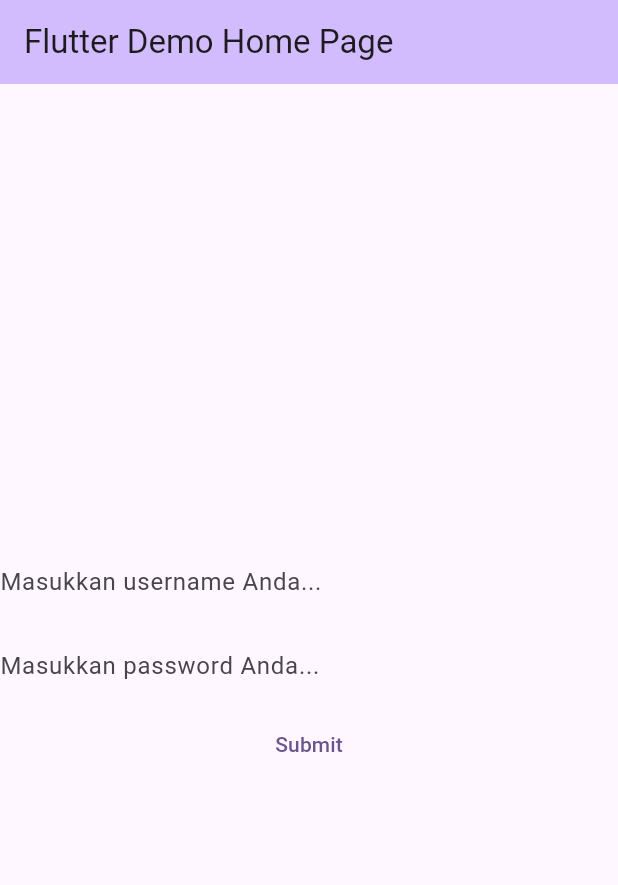
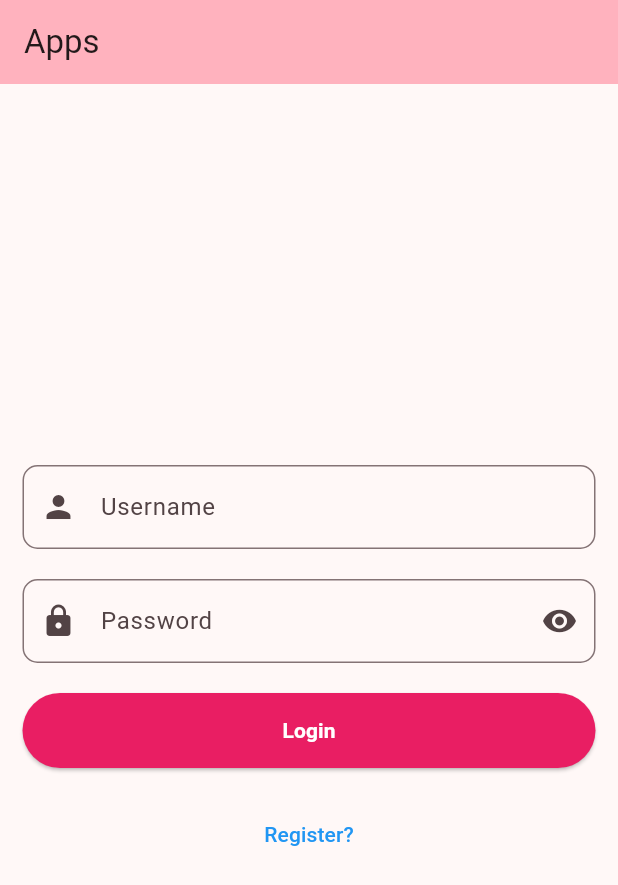
Before and after one commit to ilhmngrh/flutter, a Flutter app: the screen it shows after launch, on a phone screen of 412 x 824 dp. Shown: the top 885 px of the screen. Run offline on Flutter 3.47's test engine with Material 3 defaults, Android fonts, the phone set to English and light mode, and no system bars.

Commit message:
menambahkan file dashboard, login, dan register

```diff
--- a/lib/main.dart
+++ b/lib/main.dart
@@ -1,4 +1,6 @@
 import 'package:flutter/material.dart';
+import 'package:flutter_application_1/Dashboard_Form.dart';
+import 'package:flutter_application_1/Register_Form.dart';
 
 void main() {
   runApp(const MyApp());
@@ -11,27 +13,14 @@ class MyApp extends StatelessWidget {
   @override
   Widget build(BuildContext context) {
     return MaterialApp(
-      title: 'Flutter Demo',
+      title: 'Akhwat Computer',
       theme: ThemeData(
-        // This is the theme of your application.
-        //
-        // TRY THIS: Try running your application with "flutter run". You'll see
-        // the application has a purple toolbar. Then, without quitting the app,
-        // try changing the seedColor in the colorScheme below to Colors.green
-        // and then invoke "hot reload" (save your changes or press the "hot
-        // reload" button in a Flutter-supported IDE, or press "r" if you used
-        // the command line to start the app).
-        //
-        // Notice that the counter didn't reset back to zero; the application
-        // state is not lost during the reload. To reset the state, use hot
-        // restart instead.
-        //
-        // This works for code too, not just values: Most code changes can be
-        // tested with just a hot reload.
-        colorScheme: ColorScheme.fromSeed(seedColor: Colors.deepPurple),
+
+        colorScheme: ColorScheme.fromSeed(seedColor: Colors.pink),
         useMaterial3: true,
       ),
-      home: const MyHomePage(title: 'Flutter Demo Home Page'),
+      home: const MyHomePage(title: 'Apps'),
+      debugShowCheckedModeBanner: false,
     );
   }
 }
@@ -39,14 +28,7 @@ class MyApp extends StatelessWidget {
 class MyHomePage extends StatefulWidget {
   const MyHomePage({super.key, required this.title});
 
-  // This widget is the home page of your application. It is stateful, meaning
-  // that it has a State object (defined below) that contains fields that affect
-  // how it looks.
 
-  // This class is the configuration for the state. It holds the values (in this
-  // case the title) provided by the parent (in this case the App widget) and
-  // used by the build method of the State. Fields in a Widget subclass are
-  // always marked "final".
 
   final String title;
 
@@ -55,7 +37,7 @@ class MyHomePage extends StatefulWidget {
 }
 
 class _MyHomePageState extends State<MyHomePage> {
-  int _counter = 0;
+  bool _obscureText = true;
   TextEditingController username = TextEditingController();
   TextEditingController password = TextEditingController();
 
@@ -69,7 +51,10 @@ class _MyHomePageState extends State<MyHomePage> {
     } else {
       if (username1 == 'admin' && password1 == 'admin123') {
         notifikasi("Selamat datang $username1");
-
+          Navigator.push(
+            context,
+            MaterialPageRoute(builder: (context) => dashboardForm(),),
+          );
       }else{
         notifikasi("Username atau password Anda salah, silakan cek kembali");
       }
@@ -90,61 +75,90 @@ class _MyHomePageState extends State<MyHomePage> {
 
   @override
   Widget build(BuildContext context) {
-    // This method is rerun every time setState is called, for instance as done
-    // by the _incrementCounter method above.
-    //
-    // The Flutter framework has been optimized to make rerunning build methods
-    // fast, so that you can just rebuild anything that needs updating rather
-    // than having to individually change instances of widgets.
+
     return Scaffold(
       appBar: AppBar(
-        // TRY THIS: Try changing the color here to a specific color (to
-        // Colors.amber, perhaps?) and trigger a hot reload to see the AppBar
-        // change color while the other colors stay the same.
+
         backgroundColor: Theme.of(context).colorScheme.inversePrimary,
-        // Here we take the value from the MyHomePage object that was created by
-        // the App.build method, and use it to set our appbar title.
+
         title: Text(widget.title),
       ),
       body: Center(
-        // Center is a layout widget. It takes a single child and positions it
-        // in the middle of the parent.
         child: Column(
-          // Column is also a layout widget. It takes a list of children and
-          // arranges them vertically. By default, it sizes itself to fit its
-          // children horizontally, and tries to be as tall as its parent.
-          //
-          // Column has various properties to control how it sizes itself and
-          // how it positions its children. Here we use mainAxisAlignment to
-          // center the children vertically; the main axis here is the vertical
-          // axis because Columns are vertical (the cross axis would be
-          // horizontal).
-          //
-          // TRY THIS: Invoke "debug painting" (choose the "Toggle Debug Paint"
-          // action in the IDE, or press "p" in the console), to see the
-          // wireframe for each widget.
           mainAxisAlignment: MainAxisAlignment.center,
           children: <Widget>[
-            TextField(
+            Container(
+              padding: EdgeInsets.fromLTRB(15, 10, 15, 10),
+              child: TextField(
                 controller: username,
                 decoration: InputDecoration(
-                border: InputBorder.none,
-                labelText: "Masukkan username Anda...",
+                  labelText: 'Username',
+                  hintText: 'Masukkan username Anda...',
+                  prefixIcon: Icon(Icons.person),
+                  border: OutlineInputBorder(
+                    borderRadius: BorderRadius.circular(10)
+                  )
                 ),
               ),
-            TextField(
+            ),
+            Container(
+              padding: EdgeInsets.fromLTRB(15, 10, 15, 10),
+              child: TextField(
                 controller: password,
-              obscureText: true,
+                obscureText: _obscureText,
                 decoration: InputDecoration(
-                border: InputBorder.none,
-                labelText: "Masukkan password Anda...",
+                  labelText: 'Password',
+                  hintText: 'Masukkan password Anda...',
+                  prefixIcon: Icon(Icons.lock),
+                  suffixIcon: IconButton(
+                    icon: Icon(_obscureText ? Icons.visibility : Icons.visibility_off),
+                    onPressed: () {
+                      setState(() {
+                        _obscureText = !_obscureText;
+                      });
+                    },
+                  ),
+                  border: OutlineInputBorder(
+                    borderRadius: BorderRadius.circular(10)
+                  )
                 ),
               ),
-            TextButton(
+            ),
+            Container(
+              margin: EdgeInsets.fromLTRB(15, 10, 15, 10),
+              width: MediaQuery.of(context).size.width - 20,
+              child: ElevatedButton(
                 onPressed: dapatData,
+                style: ElevatedButton.styleFrom(
+                  primary: Colors.pink,
+                  minimumSize: Size(300, 50),
+                ),
                 child: Text(
-                "Submit"
+                  "Login",
+                  style: TextStyle(
+                    color: Colors.white,
+                    fontWeight: FontWeight.bold,
+                    ),
+
+                ),
+            ),
+            ),
+            Container(
+              margin: EdgeInsets.only(top: 10),
+              child: TextButton(
+                onPressed: (){
+                  Navigator.push(
+                  context,
+                  MaterialPageRoute(builder: (context) => registerForm(),),
+                );
+                },
+                child: Text(
+                  'Register?',
+                  style: TextStyle(
+                    color: Colors.blue
+                  ),
                 )
+                ),
             ),
           ],
         ),
```
Also changed, not shown: lib/Dashboard_Form.dart (added, +13 -0 lines), lib/Register_Form.dart (added, +143 -0 lines), lib/page2.dart (deleted, +0 -12 lines), 1 other file. Lines whose indentation alone changed are shown as unchanged.
